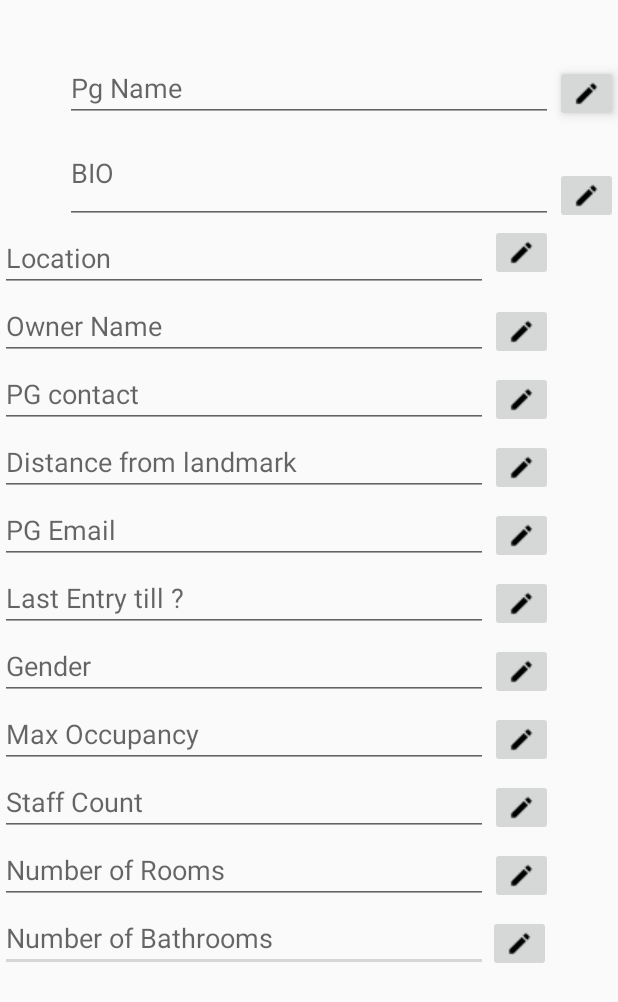
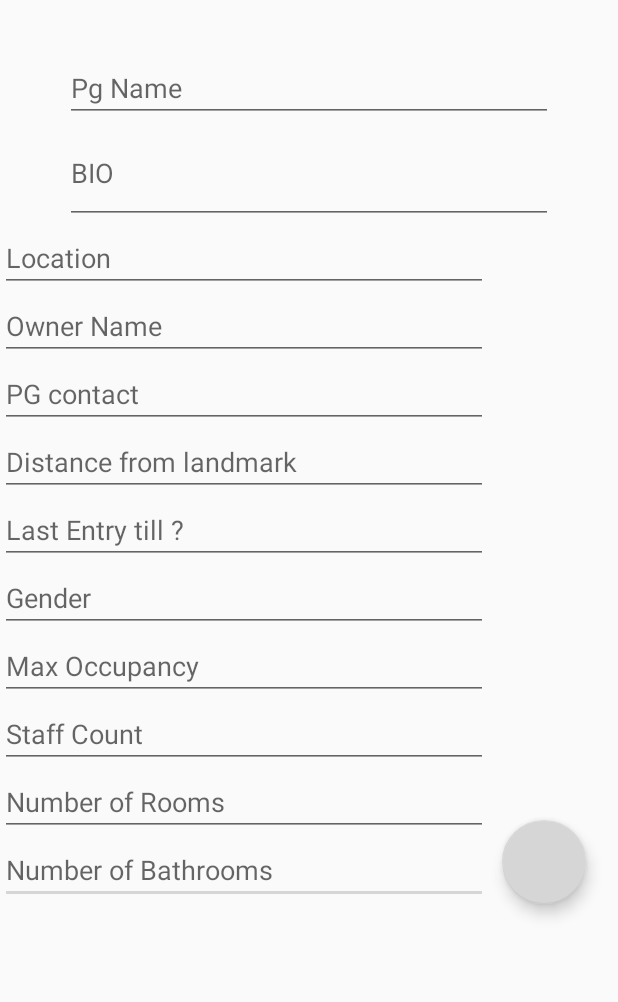
Before and after one commit to udayvig/EazypgOwner, an Android app: the MyPGActivity screen opened directly, with no data from a screen before it, on a phone screen of 412 x 824 dp. Shown: the top 1002 px of the screen. Run offline under Robolectric (Android 15) with nearby library versions, the phone set to English and light mode, and no system bars; our stand-ins replace Firebase (no records; nobody signed in at launch, a user with empty details on screens opened directly).

Commit message:
My PG Activity Edit

```diff
--- a/app/build.gradle
+++ b/app/build.gradle
@@ -34,6 +34,7 @@ dependencies {
     implementation 'com.android.support:cardview-v7:26.1.0'
     implementation 'com.android.support:design:26.1.0'
     implementation 'com.github.imangazalievm:circlemenu:1.0.3'
+    implementation 'com.google.firebase:firebase-database:16.0.1'
 }
 
 configurations.all
--- a/app/src/main/java/com/example/ainesh/eazypg_owner/MyPGActivity.java
+++ b/app/src/main/java/com/example/ainesh/eazypg_owner/MyPGActivity.java
@@ -1,25 +1,22 @@
 package com.example.ainesh.eazypg_owner;
 
+import android.support.design.widget.FloatingActionButton;
 import android.support.v7.app.AppCompatActivity;
 import android.os.Bundle;
+import android.view.View;
 import android.widget.EditText;
 import android.widget.ImageButton;
 
+import com.google.firebase.auth.FirebaseAuth;
+import com.google.firebase.auth.FirebaseUser;
+import com.google.firebase.database.DatabaseReference;
+import com.google.firebase.database.FirebaseDatabase;
+
 public class MyPGActivity extends AppCompatActivity {
 
-    ImageButton bathroomButton;
-    ImageButton bioButton;
-    ImageButton pgNameButton;
-    ImageButton roomsButton;
-    ImageButton staffCountButton;
-    ImageButton landDistButton;
-    ImageButton lastEntryButton;
-    ImageButton emailButton;
-    ImageButton genderButton;
-    ImageButton occupancyButton;
-    ImageButton contactButton;
-    ImageButton ownerNameButton;
-    ImageButton locationButton;
+    DatabaseReference databaseReference;
+
+    FloatingActionButton saveButton;
 
     EditText noOfBathEditText;
     EditText noOfRoomsEditText;;
@@ -28,7 +25,6 @@ public class MyPGActivity extends AppCompatActivity {
     EditText genderEditText;
     EditText locationEditText;
     EditText lastEntryEditText;
-    EditText pgEmailEditText;
     EditText distLandEditText;
     EditText ownerNameEditText;
     EditText contactEditText;
@@ -47,27 +43,45 @@ public class MyPGActivity extends AppCompatActivity {
         genderEditText = findViewById(R.id.genderEditText);
         locationEditText = findViewById(R.id.locationEditText);
         lastEntryEditText = findViewById(R.id.lastEntryEditText);
-        pgEmailEditText = findViewById(R.id.pgEmailEditText);
         distLandEditText = findViewById(R.id.distLandEditText);
         ownerNameEditText = findViewById(R.id.ownerNameEditText);
         contactEditText = findViewById(R.id.contactEditText);
         pgNameEditText = findViewById(R.id.pgNameEditText);
         bioEditText = findViewById(R.id.bioEditText);
 
-        bathroomButton = findViewById(R.id.bathroomButton);
-        bioButton = findViewById(R.id.bioButton);
-        pgNameButton = findViewById(R.id.pgNameButton);
-        roomsButton = findViewById(R.id.roomsButton);
-        staffCountButton = findViewById(R.id.staffCountButton);
-        landDistButton = findViewById(R.id.landDistButton);
-        lastEntryButton = findViewById(R.id.lastEntryButton);
-        emailButton = findViewById(R.id.mailButton);
-        genderButton = findViewById(R.id.genderButton);
-        occupancyButton = findViewById(R.id.occupancyButton);
-        contactButton = findViewById(R.id.contactButton);
-        ownerNameButton = findViewById(R.id.ownerNameButton);
-        locationButton = findViewById(R.id.locationButton);
+        saveButton = findViewById(R.id.saveButton);
+
+        saveButton.setOnClickListener(new View.OnClickListener() {
+            @Override
+            public void onClick(View v) {
+                addingPg();
+            }
+        });
+
+    }
+
+    private void addingPg() {
+
+        String pgName = pgNameEditText.getText().toString().trim();
+        String bio = bioEditText.getText().toString().trim();
+        String Location = locationEditText.getText().toString().trim();
+        String ownerName = ownerNameEditText.getText().toString().trim();
+        String pgContact = contactEditText.getText().toString().trim();
+        String Landmark = distLandEditText.getText().toString().trim();
+        String lastEntry = lastEntryEditText.getText().toString().trim();
+        String Gender = genderEditText.getText().toString().trim();
+        String occupancy = occupancyEditText.getText().toString().trim();
+        String StaffCount = staffNumberEditText.getText().toString().trim();
+        String room = noOfRoomsEditText.getText().toString().trim();
+        String bath = noOfBathEditText.getText().toString().trim();
+
+        FirebaseUser user = FirebaseAuth.getInstance().getCurrentUser();
+        String uid = user.getUid();
 
 
+        databaseReference = FirebaseDatabase.getInstance().getReference("MyPG").child(uid);
+
+        PG pg = new PG(pgName, bio, Location, ownerName, pgContact, Landmark, lastEntry, Gender, occupancy, StaffCount, room, bath);
+        databaseReference.child("PG Details").setValue(pg);
     }
 }
--- a/app/src/main/java/com/example/ainesh/eazypg_owner/SignupActivity.java
+++ b/app/src/main/java/com/example/ainesh/eazypg_owner/SignupActivity.java
@@ -34,6 +34,7 @@ public class SignupActivity extends AppCompatActivity {
     @Override
     public void onBackPressed() {
        startActivity(new Intent(SignupActivity.this,LoginActivity.class));
+       finish();
     }
 
     @Override
--- a/app/src/main/res/layout/activity_my_pg.xml
+++ b/app/src/main/res/layout/activity_my_pg.xml
@@ -6,87 +6,6 @@
     android:layout_height="match_parent"
     tools:context=".MyPGActivity">
 
-
-    <ImageButton
-        android:id="@+id/bathroomButton"
-        android:layout_width="wrap_content"
-        android:layout_height="wrap_content"
-        android:layout_alignBottom="@+id/noOfBathEditText"
-        android:layout_toEndOf="@+id/contactEditText"
-        app:srcCompat="@drawable/edit" />
-
-    <ImageButton
-        android:id="@+id/bioButton"
-        android:layout_width="wrap_content"
-        android:layout_height="wrap_content"
-        android:layout_alignBottom="@+id/bioEditText"
-        android:layout_alignParentEnd="true"
-        app:srcCompat="@drawable/edit" />
-
-    <ImageButton
-        android:id="@+id/pgNameButton"
-        android:layout_width="wrap_content"
-        android:layout_height="wrap_content"
-        android:layout_alignBottom="@+id/pgNameEditText"
-        android:layout_alignParentEnd="true"
-        android:elevation="5dp"
-        app:srcCompat="@drawable/edit" />
-
-    <ImageButton
-        android:id="@+id/roomsButton"
-        android:layout_width="wrap_content"
-        android:layout_height="wrap_content"
-        android:layout_alignBottom="@+id/noOfRoomsEditText"
-        android:layout_alignEnd="@+id/pgNameEditText"
-        app:srcCompat="@drawable/edit" />
-
-    <ImageButton
-        android:id="@+id/staffCountButton"
-        android:layout_width="wrap_content"
-        android:layout_height="wrap_content"
-        android:layout_alignBottom="@+id/staffNumberEditText"
-        android:layout_alignEnd="@+id/pgNameEditText"
-        app:srcCompat="@drawable/edit" />
-
-    <ImageButton
-        android:id="@+id/landDistButton"
-        android:layout_width="wrap_content"
-        android:layout_height="wrap_content"
-        android:layout_alignBottom="@+id/distLandEditText"
-        android:layout_alignEnd="@+id/pgNameEditText"
-        app:srcCompat="@drawable/edit" />
-
-    <ImageButton
-        android:id="@+id/lastEntryButton"
-        android:layout_width="wrap_content"
-        android:layout_height="wrap_content"
-        android:layout_alignBottom="@+id/lastEntryEditText"
-        android:layout_alignEnd="@+id/pgNameEditText"
-        app:srcCompat="@drawable/edit" />
-
-    <ImageButton
-        android:id="@+id/mailButton"
-        android:layout_width="wrap_content"
-        android:layout_height="wrap_content"
-        android:layout_alignBottom="@+id/pgEmailEditText"
-        android:layout_alignEnd="@+id/pgNameEditText"
-        app:srcCompat="@drawable/edit" />
-
-    <ImageButton
-        android:id="@+id/genderButton"
-        android:layout_width="wrap_content"
-        android:layout_height="wrap_content"
-        android:layout_alignBottom="@+id/genderEditText"
-        android:layout_alignEnd="@+id/pgNameEditText"
-        app:srcCompat="@drawable/edit" />
-
-    <ImageButton
-        android:id="@+id/occupancyButton"
-        android:layout_width="wrap_content"
-        android:layout_height="wrap_content"
-        android:layout_alignBottom="@+id/occupancyEditText"
-        android:layout_alignEnd="@+id/pgNameEditText"
-        app:srcCompat="@drawable/edit" />
 
     <EditText
         android:id="@+id/noOfBathEditText"
@@ -153,20 +72,11 @@
         android:layout_width="325dp"
         android:layout_height="wrap_content"
         android:layout_alignParentStart="true"
-        android:layout_below="@+id/pgEmailEditText"
+        android:layout_below="@+id/distLandEditText"
         android:ems="10"
         android:hint="Last Entry till ?"
         android:inputType="time" />
 
-    <EditText
-        android:id="@+id/pgEmailEditText"
-        android:layout_width="325dp"
-        android:layout_height="wrap_content"
-        android:layout_alignParentStart="true"
-        android:layout_below="@+id/distLandEditText"
-        android:ems="10"
-        android:hint="PG Email"
-        android:inputType="textWebEmailAddress" />
 
     <EditText
         android:id="@+id/distLandEditText"
@@ -219,27 +129,13 @@
         android:hint="BIO"
         android:inputType="textMultiLine" />
 
-    <ImageButton
-        android:id="@+id/locationButton"
+    <android.support.design.widget.FloatingActionButton
+        android:id="@+id/saveButton"
         android:layout_width="wrap_content"
         android:layout_height="wrap_content"
-        android:layout_alignEnd="@+id/pgNameEditText"
-        android:layout_below="@+id/bioEditText"
-        app:srcCompat="@drawable/edit" />
+        android:layout_alignBottom="@+id/noOfBathEditText"
+        android:layout_alignParentEnd="true"
+        android:layout_marginEnd="21dp"
+        app:backgroundTint="@color/colorPrimary" />
 
-    <ImageButton
-        android:id="@+id/ownerNameButton"
-        android:layout_width="wrap_content"
-        android:layout_height="wrap_content"
-        android:layout_above="@+id/contactEditText"
-        android:layout_alignEnd="@+id/pgNameEditText"
-        app:srcCompat="@drawable/edit" />
-
-    <ImageButton
-        android:id="@+id/contactButton"
-        android:layout_width="wrap_content"
-        android:layout_height="wrap_content"
-        android:layout_alignBottom="@+id/contactEditText"
-        android:layout_alignEnd="@+id/pgNameEditText"
-        app:srcCompat="@drawable/edit" />
 </RelativeLayout>
```
Also changed, not shown: app/src/main/AndroidManifest.xml (+5 -7 lines), app/src/main/java/com/example/ainesh/eazypg_owner/LoginActivity.java (+12 -2 lines), app/src/main/java/com/example/ainesh/eazypg_owner/PG.java (added, +69 -0 lines).
